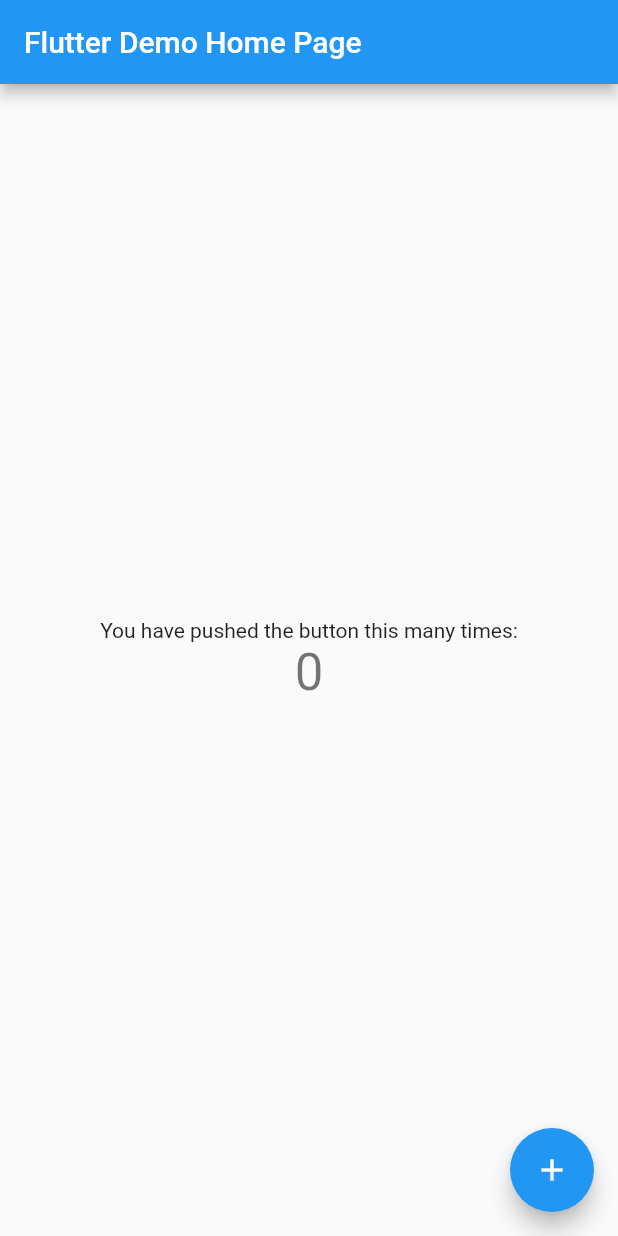
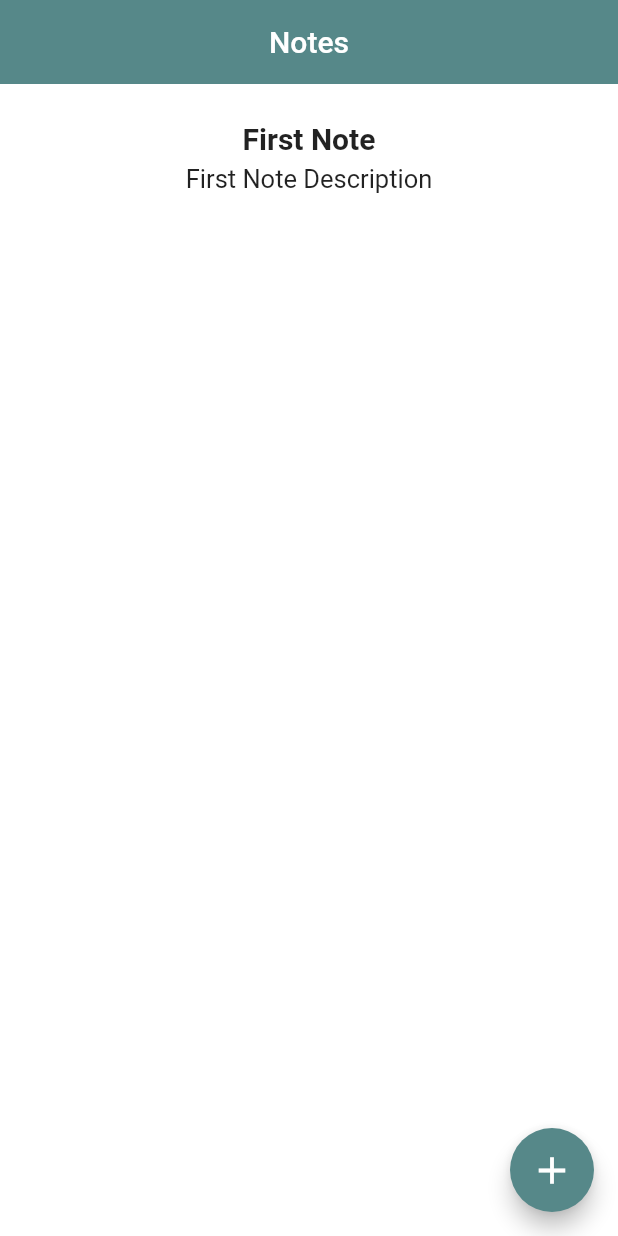
Before and after one commit to DaVinciTachyon/FinalGroupProject, a Flutter app: the screen it shows after launch, on a phone screen of 412 x 824 dp. Run offline on Flutter 3.47's test engine with Material 2 defaults, Android fonts, the phone set to English and light mode, and no system bars.

Commit message:
Notes app barebones created

```diff
--- a/App/hidden_helper/lib/main.dart
+++ b/App/hidden_helper/lib/main.dart
@@ -1,4 +1,8 @@
 import 'package:flutter/material.dart';
+import 'package:hidden_helper/screens/home_screen.dart';
+import 'package:provider/provider.dart';
+import 'models/NotesOperation.dart';
+
 
 void main() {
   runApp(MyApp());
@@ -8,110 +12,11 @@
   // This widget is the root of your application.
   @override
   Widget build(BuildContext context) {
-    return MaterialApp(
-      title: 'Flutter Demo',
-      theme: ThemeData(
-        // This is the theme of your application.
-        //
-        // Try running your application with "flutter run". You'll see the
-        // application has a blue toolbar. Then, without quitting the app, try
-        // changing the primarySwatch below to Colors.green and then invoke
-        // "hot reload" (press "r" in the console where you ran "flutter run",
-        // or simply save your changes to "hot reload" in a Flutter IDE).
-        // Notice that the counter didn't reset back to zero; the application
-        // is not restarted.
-        primarySwatch: Colors.blue,
-        // This makes the visual density adapt to the platform that you run
-        // the app on. For desktop platforms, the controls will be smaller and
-        // closer together (more dense) than on mobile platforms.
-        visualDensity: VisualDensity.adaptivePlatformDensity,
+    return ChangeNotifierProvider<NotesOperation>(
+      create: (context) => NotesOperation(),
+      child: MaterialApp(
+        home: HomeScreen(),
       ),
-      home: MyHomePage(title: 'Flutter Demo Home Page'),
     );
   }
 }
-
-class MyHomePage extends StatefulWidget {
-  MyHomePage({Key key, this.title}) : super(key: key);
-
-  // This widget is the home page of your application. It is stateful, meaning
-  // that it has a State object (defined below) that contains fields that affect
-  // how it looks.
-
-  // This class is the configuration for the state. It holds the values (in this
-  // case the title) provided by the parent (in this case the App widget) and
-  // used by the build method of the State. Fields in a Widget subclass are
-  // always marked "final".
-
-  final String title;
-
-  @override
-  _MyHomePageState createState() => _MyHomePageState();
-}
-
-class _MyHomePageState extends State<MyHomePage> {
-  int _counter = 0;
-
-  void _incrementCounter() {
-    setState(() {
-      // This call to setState tells the Flutter framework that something has
-      // changed in this State, which causes it to rerun the build method below
-      // so that the display can reflect the updated values. If we changed
-      // _counter without calling setState(), then the build method would not be
-      // called again, and so nothing would appear to happen.
-      _counter++;
-    });
-  }
-
-  @override
-  Widget build(BuildContext context) {
-    // This method is rerun every time setState is called, for instance as done
-    // by the _incrementCounter method above.
-    //
-    // The Flutter framework has been optimized to make rerunning build methods
-    // fast, so that you can just rebuild anything that needs updating rather
-    // than having to individually change instances of widgets.
-    return Scaffold(
-      appBar: AppBar(
-        // Here we take the value from the MyHomePage object that was created by
-        // the App.build method, and use it to set our appbar title.
-        title: Text(widget.title),
-      ),
-      body: Center(
-        // Center is a layout widget. It takes a single child and positions it
-        // in the middle of the parent.
-        child: Column(
-          // Column is also a layout widget. It takes a list of children and
-          // arranges them vertically. By default, it sizes itself to fit its
-          // children horizontally, and tries to be as tall as its parent.
-          //
-          // Invoke "debug painting" (press "p" in the console, choose the
-          // "Toggle Debug Paint" action from the Flutter Inspector in Android
-          // Studio, or the "Toggle Debug Paint" command in Visual Studio Code)
-          // to see the wireframe for each widget.
-          //
-          // Column has various properties to control how it sizes itself and
-          // how it positions its children. Here we use mainAxisAlignment to
-          // center the children vertically; the main axis here is the vertical
-          // axis because Columns are vertical (the cross axis would be
-          // horizontal).
-          mainAxisAlignment: MainAxisAlignment.center,
-          children: <Widget>[
-            Text(
-              'You have pushed the button this many times:',
-            ),
-            Text(
-              '$_counter',
-              style: Theme.of(context).textTheme.headline4,
-            ),
-          ],
-        ),
-      ),
-      floatingActionButton: FloatingActionButton(
-        onPressed: _incrementCounter,
-        tooltip: 'Increment',
-        child: Icon(Icons.add),
-      ), // This trailing comma makes auto-formatting nicer for build methods.
-    );
-  }
-}
--- /dev/null
+++ b/App/hidden_helper/lib/models/Note.dart
@@ -0,0 +1,8 @@
+import 'package:flutter/material.dart';
+
+class Note {
+  String title;
+  String description;
+
+  Note(this.title, this.description);
+}
--- /dev/null
+++ b/App/hidden_helper/lib/models/NotesOperation.dart
@@ -0,0 +1,22 @@
+import 'package:flutter/material.dart';
+import 'Note.dart';
+
+
+class NotesOperation extends ChangeNotifier{
+  List<Note> _notes = new List<Note>();
+
+  List<Note> get getNotes {
+    return _notes;
+  }
+
+  NotesOperation(){
+    addNewNote('First Note', 'First Note Description');
+  }
+
+  void addNewNote(String title, String description){
+    Note note = Note(title, description);
+    _notes.add(note);
+    notifyListeners();
+  }
+
+}
--- /dev/null
+++ b/App/hidden_helper/lib/screens/add_screen.dart
@@ -0,0 +1,8 @@
+import 'package:flutter/material.dart';
+
+class AddScreen extends StatelessWidget {
+  @override
+  Widget build(BuildContext context) {
+    return Container();
+  }
+}
--- /dev/null
+++ b/App/hidden_helper/lib/screens/home_screen.dart
@@ -0,0 +1,70 @@
+import 'package:flutter/material.dart';
+import 'package:hidden_helper/models/NotesOperation.dart';
+import 'package:hidden_helper/models/Note.dart';
+import 'package:provider/provider.dart';
+
+import 'add_screen.dart';
+
+class HomeScreen extends StatelessWidget {
+  @override
+  Widget build(BuildContext context) {
+    return Scaffold(
+      backgroundColor: Colors.white,
+      floatingActionButton: FloatingActionButton(
+        onPressed: (){
+          Navigator.push(context, MaterialPageRoute(builder: (context) => AddScreen()));
+        },
+        child: Icon(
+          Icons.add,
+          size: 30,
+          color: Colors.white,
+        ),
+        backgroundColor: Color(0xFF568889),
+      ),
+      appBar: AppBar(
+        title: Text('Notes'),
+        centerTitle: true,
+        elevation: 0,
+        backgroundColor: Color(0xFF568889),
+      ),
+      body: Consumer<NotesOperation>(
+        builder: (context,NotesOperation data, child){
+            return ListView.builder(
+              itemCount: data.getNotes.length,
+              itemBuilder: (context, index ){
+                return NotesCard(data.getNotes[index]);
+              },
+            );
+        },
+      )
+    );
+  }
+}
+
+class NotesCard extends StatelessWidget {
+  final Note note;
+
+  NotesCard(this.note);
+
+  @override
+  Widget build(BuildContext context) {
+    return Container(
+      margin: EdgeInsets.all(10),
+      padding: EdgeInsets.all(15),
+      height: 150,
+      decoration: BoxDecoration(
+        color: Colors.white,
+        borderRadius: BorderRadius.circular(15)
+    ),
+      child: Column(
+        children:[
+          Text(note.title, style: TextStyle(fontSize: 20, fontWeight: FontWeight.bold)),
+          SizedBox(
+            height: 5,
+          ),
+          Text(note.description, style: TextStyle(fontSize: 17))
+        ]
+      )
+    );
+  }
+}
--- a/App/hidden_helper/pubspec.yaml
+++ b/App/hidden_helper/pubspec.yaml
@@ -21,6 +21,7 @@
   sdk: ">=2.7.0 <3.0.0"
 
 dependencies:
+  provider: ^4.3.3
   flutter:
     sdk: flutter
 
```
Also changed, not shown: App/hidden_helper/pubspec.lock, 1 other file.
